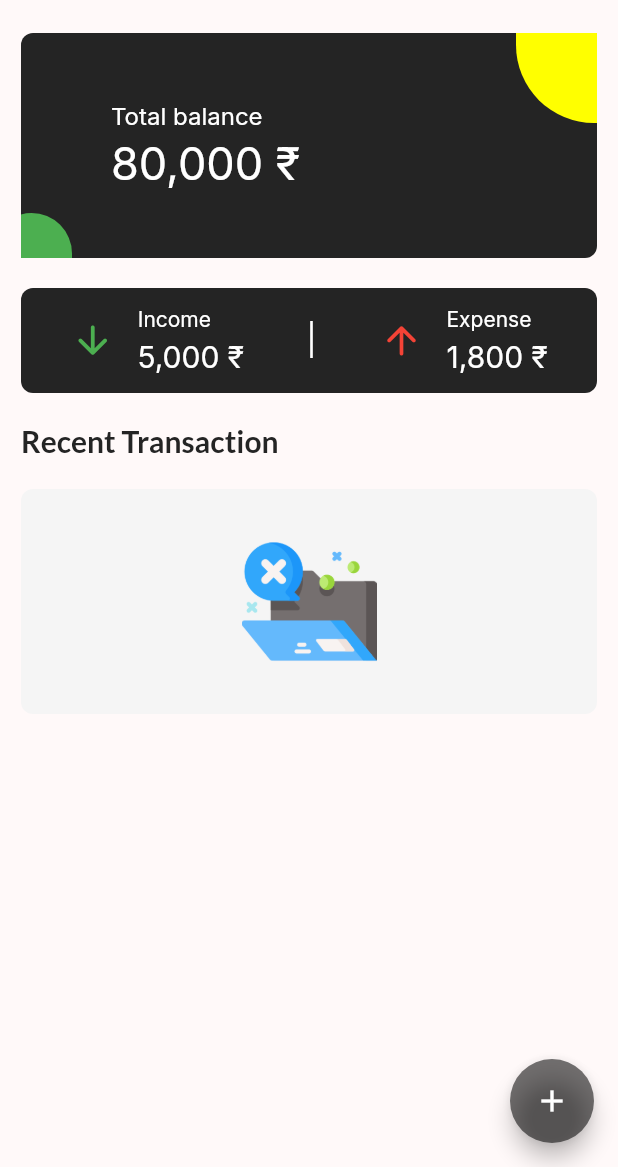
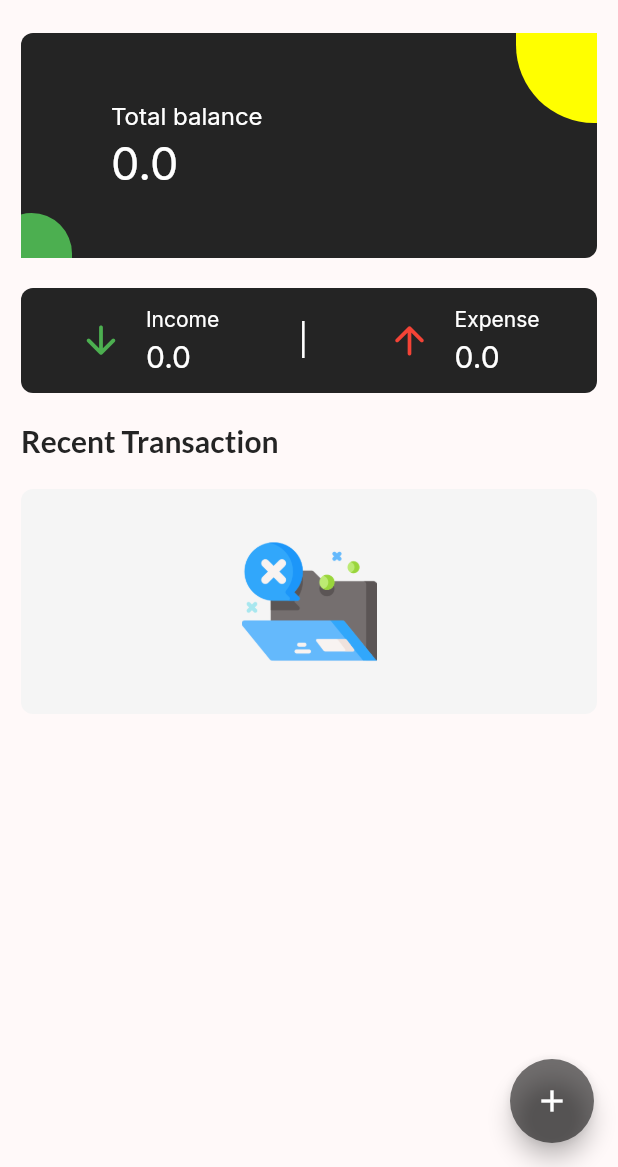
Before and after one commit to sarveshsataye36/expense_management, a Flutter app: the screen it shows after launch, on a phone screen of 412 x 824 dp, the part 69-1236 px from its top. Run offline on Flutter 3.47's test engine with Material 2 defaults, Android fonts, the phone set to English and light mode, and no system bars; our stand-ins replace fl_chart, flutter_slidable, google_fonts, hive, hive_flutter; accounts and stored records are empty.

Commit message:
New Changes are done in Ui

```diff
--- a/lib/components/total_balance.dart
+++ b/lib/components/total_balance.dart
@@ -3,7 +3,7 @@ import 'package:google_fonts/google_fonts.dart';
 import '../helpers/constant.dart';
 
 class TotalBalanceUi extends StatelessWidget {
-  String totalBalance;
+  double totalBalance;
   TotalBalanceUi({super.key,required this.totalBalance});
 
   @override
@@ -37,7 +37,7 @@ class TotalBalanceUi extends StatelessWidget {
                     const SizedBox(
                       height: 5,
                     ),
-                    Text(totalBalance,
+                    Text(totalBalance.toString(),
                       style: GoogleFonts.inter(
                           textStyle: Theme.of(context).textTheme.displayLarge,
                           fontSize: 30,
--- a/lib/components/total_income_expense.dart
+++ b/lib/components/total_income_expense.dart
@@ -3,8 +3,8 @@ import 'package:google_fonts/google_fonts.dart';
 import '../helpers/constant.dart';
 
 class TotalIncomeExpenseUi extends StatelessWidget {
-  String income;
-  String expense;
+  double income;
+  double expense;
    TotalIncomeExpenseUi({super.key, required this.income, required this.expense});
 
   @override
@@ -43,7 +43,7 @@ class TotalIncomeExpenseUi extends StatelessWidget {
                   const SizedBox(
                     height: 5,
                   ),
-                  Text(income,
+                  Text(income.toString(),
                     style: GoogleFonts.inter(
                         textStyle: Theme.of(context).textTheme.displayLarge,
                         fontSize: 20,
@@ -88,7 +88,7 @@ class TotalIncomeExpenseUi extends StatelessWidget {
                   const SizedBox(
                     height: 5,
                   ),
-                  Text(expense,
+                  Text(expense.toString(),
                     style: GoogleFonts.inter(
                         textStyle: Theme.of(context).textTheme.displayLarge,
                         fontSize: 20,
--- a/lib/data/expense_curd.dart
+++ b/lib/data/expense_curd.dart
@@ -1,9 +1,10 @@
 import 'package:hive/hive.dart';
+import '../helpers/constant.dart';
 import '../module/expense_item.dart';
 
 class ExpenseCurd{
   // reference the box
-  final _myBox = Hive.box('expense_management');
+  final _myBox = Hive.box(databaseName);
 
   // Write the Data
   void saveData(List<ExpenseItem> allExpense){
@@ -41,7 +42,7 @@ class ExpenseCurd{
       String name = saveExpenses[i][0];
       String amount = saveExpenses[i][1];
       String type = saveExpenses[i][2];
-      DateTime dateTime = saveExpenses[i][2];
+      DateTime dateTime = saveExpenses[i][3];
 
       ExpenseItem expense = ExpenseItem(name: name, amount: amount, type: type, dateTime: dateTime);
       allExpense.add(expense);
--- a/lib/data/expense_data.dart
+++ b/lib/data/expense_data.dart
@@ -12,12 +12,12 @@ class ExpenseData extends ChangeNotifier{
 
   // Get expense list
   List<ExpenseItem> getAllExpenseList(){
-    return overAllExpenseList;
+    return overAllExpenseList.reversed.toList();
   }
   // Prepare data to display on launch form db
   void prepareData(){
     if(expenseCurd.readData().isNotEmpty){
-      overAllExpenseList = expenseCurd.readData();
+      overAllExpenseList = expenseCurd.readData().reversed.toList();
     }
   }
   // Add new expense
@@ -45,6 +45,40 @@ class ExpenseData extends ChangeNotifier{
     expenseCurd.saveData(overAllExpenseList);
   }
 
+  // Total balance
+  double totalBalance(){
+    double total = 0;
+    for(var expense in overAllExpenseList){
+      if(expense.type == 'Expense'){
+        total -= double.parse(expense.amount);
+      }else{
+        total += double.parse(expense.amount);
+      }
+    }
+    return total;
+  }
+
+  // Total expense
+  double totalExpense(){
+    double total = 0;
+    for(var expense in overAllExpenseList){
+      if(expense.type == 'Expense'){
+        total += double.parse(expense.amount);
+      }
+    }
+    return total;
+  }
+
+  // Total income
+  double totalIncome(){
+    double total = 0;
+    for(var expense in overAllExpenseList){
+      if(expense.type == 'Income'){
+        total += double.parse(expense.amount);
+      }
+    }
+    return total;
+  }
   // Get weekend (mon, tue, ect) from DateTime object
   String getDayName(DateTime dateTime){
     switch(dateTime.weekday){
--- a/lib/helpers/constant.dart
+++ b/lib/helpers/constant.dart
@@ -3,3 +3,5 @@ import 'package:flutter/material.dart';
 const Color lightRedBackground = Color.fromRGBO(255, 249, 249, 1);
 const Color  textColor = Color.fromRGBO(36, 36, 36, 1);
 const Color  greenColor = Color.fromRGBO(0, 255, 58, 1);
+String appVersion = '0.1';
+String databaseName = 'expense_management$appVersion';
--- a/lib/main.dart
+++ b/lib/main.dart
@@ -2,6 +2,7 @@ import 'package:expense_management/data/expense_data.dart';
 import 'package:flutter/material.dart';
 import 'package:hive_flutter/adapters.dart';
 import 'package:provider/provider.dart';
+import 'helpers/constant.dart';
 import 'pages/dashboard.dart';
 import 'pages/home_page/home_page.dart';
 
@@ -9,7 +10,7 @@ void main() async{
   // Initialize hive
   await Hive.initFlutter();
   // open hive box
-  await Hive.openBox("expense_management");
+  await Hive.openBox(databaseName);
 
   runApp(const ExpenseManagementApp());
 }
--- a/lib/pages/dashboard.dart
+++ b/lib/pages/dashboard.dart
@@ -255,7 +255,7 @@ class _DashboardState extends State<Dashboard> {
       Provider.of<ExpenseData>(context, listen: false)
           .addNewExpense(newExpense);
     }
-
+    Provider.of<ExpenseData>(context, listen: false).totalBalance();
     Navigator.pop(context); // Remove the dialog box
     clearText();
   }
@@ -282,7 +282,7 @@ class _DashboardState extends State<Dashboard> {
           .updateExpense(expense, newExpense);
       //
     }
-
+    Provider.of<ExpenseData>(context, listen: false).totalBalance();
     Navigator.pop(context); // Remove the dialog box
     clearText();
   }
@@ -307,7 +307,8 @@ class _DashboardState extends State<Dashboard> {
   @override
   Widget build(BuildContext context) {
     return Consumer<ExpenseData>(
-      builder: (context, value, child) => Scaffold(
+      builder: (context, value, child) => SafeArea(
+        child: Scaffold(
             floatingActionButton: FloatingActionButton(
                 onPressed: addNewExpense,
                 backgroundColor: Colors.black54,
@@ -326,7 +327,7 @@ class _DashboardState extends State<Dashboard> {
 
                   // Total Balance
                   TotalBalanceUi(
-                  totalBalance: '80,000 ₹',
+                    totalBalance: Provider.of<ExpenseData>(context, listen: false).totalBalance(),
                   ),
                   //
                   const SizedBox(
@@ -335,8 +336,8 @@ class _DashboardState extends State<Dashboard> {
 
                   // Total Expense & Income
                   TotalIncomeExpenseUi(
-                  income: '5,000 ₹',
-                  expense: '1,800 ₹',
+                    income: Provider.of<ExpenseData>(context, listen: false).totalIncome(),
+                    expense: Provider.of<ExpenseData>(context, listen: false).totalExpense(),
                   ),
                   //
                   const SizedBox(
@@ -375,6 +376,7 @@ class _DashboardState extends State<Dashboard> {
                 ],
               ),
             )),
+      ),
     );
   }
 }
```
Lines whose indentation alone changed are shown as unchanged.
